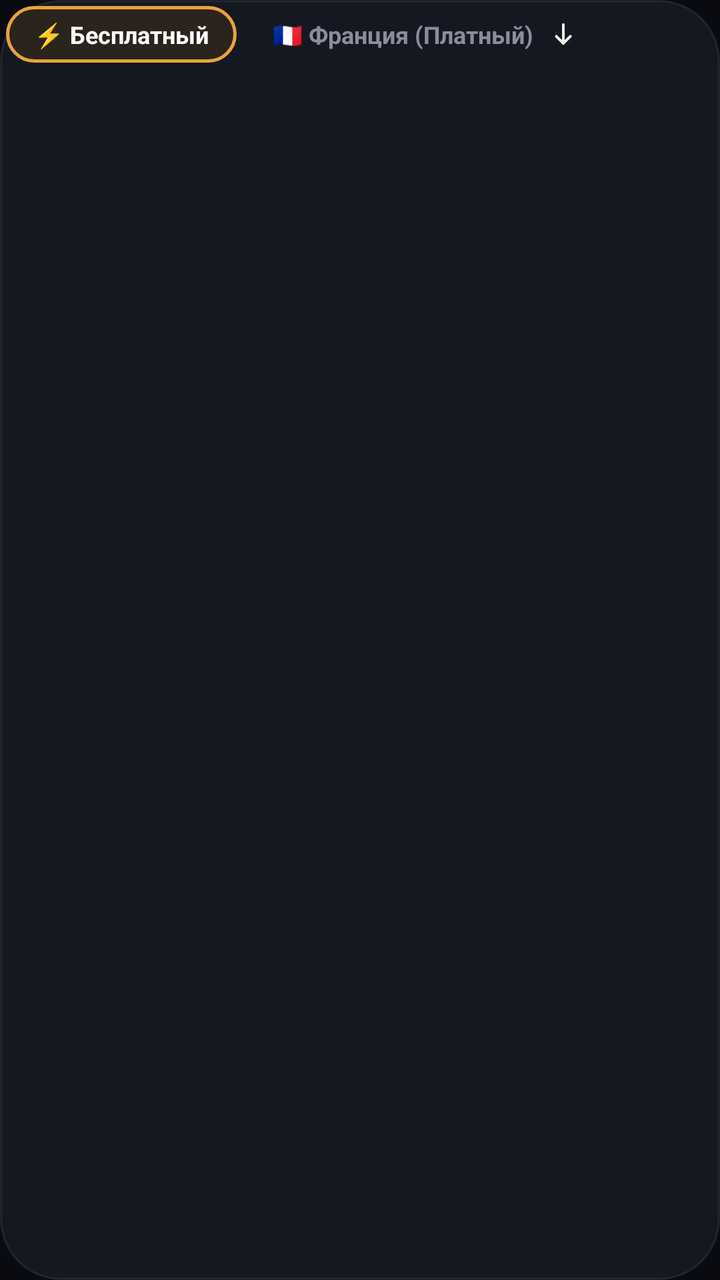
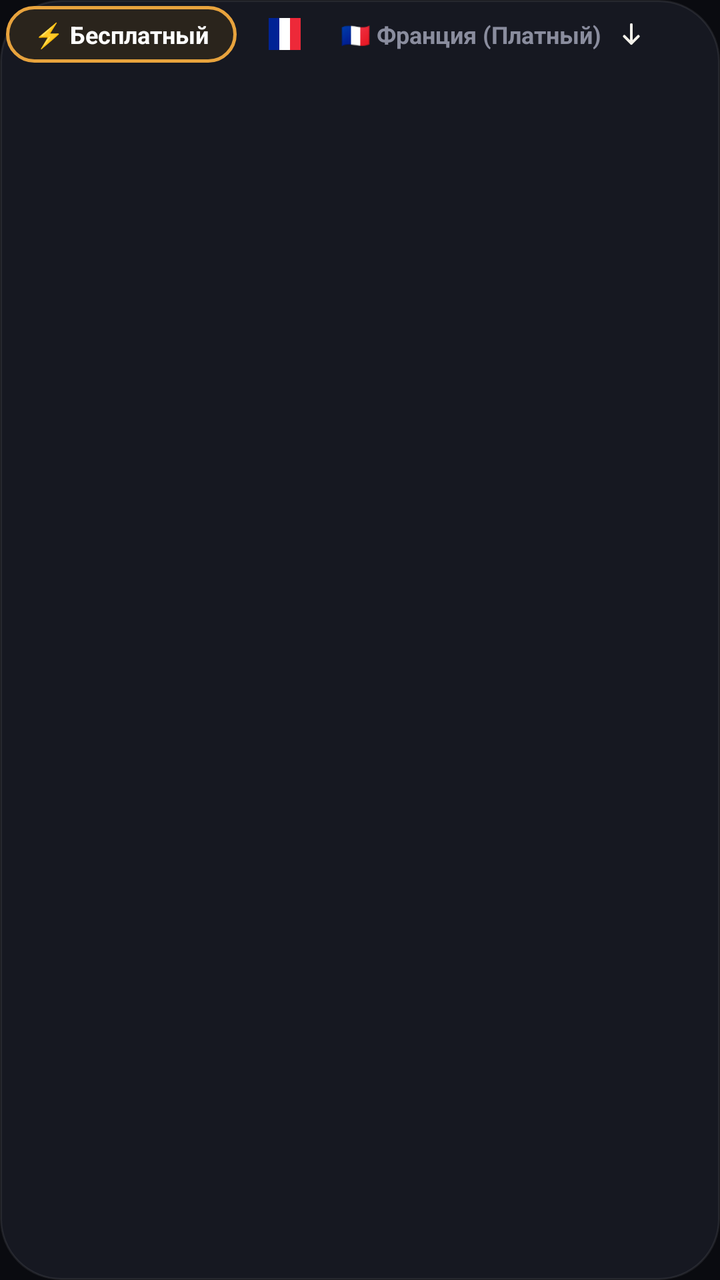

An Android layout rendered at two revisions. The XML below is the earlier revision; the diff shows what the commit changed to produce the second picture.
<!-- AndroidManifest.xml: application theme Theme.Mirage -->
<!-- res/layout/layout_server_plan.xml -->
<?xml version="1.0" encoding="utf-8"?>
<LinearLayout xmlns:android="http://schemas.android.com/apk/res/android"
    xmlns:app="http://schemas.android.com/apk/res-auto"
    android:layout_width="wrap_content"
    android:layout_height="wrap_content"
    android:layout_marginTop="12dp"
    android:background="@drawable/bg_pill"
    android:orientation="horizontal"
    android:padding="3dp">

    <TextView
        android:id="@+id/btnPlanFree"
        android:layout_width="wrap_content"
        android:layout_height="wrap_content"
        android:background="@drawable/bg_pill_active"
        android:clickable="true"
        android:focusable="true"
        android:paddingStart="14dp"
        android:paddingTop="6dp"
        android:paddingEnd="14dp"
        android:paddingBottom="6dp"
        android:text="@string/plan_free"
        android:textColor="#FFFFFF"
        android:textSize="12sp"
        android:textStyle="bold"
        android:maxLines="1"
        app:autoSizeTextType="uniform"
        app:autoSizeMinTextSize="9sp"
        app:autoSizeMaxTextSize="12sp"
        app:autoSizeStepGranularity="1sp" />

    <LinearLayout
        android:id="@+id/btnPlanFranceGroup"
        android:layout_width="wrap_content"
        android:layout_height="wrap_content"
        android:layout_marginStart="4dp"
        android:background="@android:color/transparent"
        android:clickable="true"
        android:focusable="true"
        android:gravity="center_vertical"
        android:orientation="horizontal">

        <TextView
            android:id="@+id/btnPlanFrance"
            android:layout_width="wrap_content"
            android:layout_height="wrap_content"
            android:background="@android:color/transparent"
            android:maxLines="1"
            android:paddingStart="14dp"
            android:paddingTop="6dp"
            android:paddingEnd="2dp"
            android:paddingBottom="6dp"
            android:text="@string/plan_france"
            android:textColor="@color/ink_soft"
            android:textSize="12sp"
            android:textStyle="bold"
            app:autoSizeTextType="uniform"
            app:autoSizeMinTextSize="9sp"
            app:autoSizeMaxTextSize="12sp"
            app:autoSizeStepGranularity="1sp" />

        <ImageView
            android:id="@+id/btnPaidServerChevron"
            android:layout_width="26dp"
            android:layout_height="26dp"
            android:layout_marginEnd="8dp"
            android:background="?android:attr/selectableItemBackgroundBorderless"
            android:clickable="true"
            android:contentDescription="@string/paid_server_picker_title"
            android:focusable="true"
            android:padding="6dp"
            android:src="@drawable/ic_arrow_down" />
    </LinearLayout>
</LinearLayout>
<!-- resources referenced by this layout -->
<resources>
  <color name="ink_soft">#8A8D9E</color>
  <!-- drawable bg_pill (drawable) -->
  <?xml version="1.0" encoding="utf-8"?>
  <shape xmlns:android="http://schemas.android.com/apk/res/android"
      android:shape="rectangle">
      <corners android:radius="30dp" />
      <solid android:color="@color/card" />
      <stroke
          android:width="1dp"
          android:color="@color/card_stroke" />
  </shape>
  <!-- drawable bg_pill_active (drawable) -->
  <?xml version="1.0" encoding="utf-8"?>
  <shape xmlns:android="http://schemas.android.com/apk/res/android"
      android:shape="rectangle">
      <corners android:radius="30dp" />
      <solid android:color="#2A241C" />
      <stroke
          android:width="1.5dp"
          android:color="#E8A33D" />
  </shape>
  <!-- drawable ic_arrow_down (drawable) -->
  <vector xmlns:android="http://schemas.android.com/apk/res/android"
      android:width="14dp"
      android:height="14dp"
      android:viewportWidth="24"
      android:viewportHeight="24">
      <path
          android:strokeColor="@color/ink"
          android:strokeWidth="2.4"
          android:strokeLineCap="round"
          android:strokeLineJoin="round"
          android:pathData="M12,4v16 M6,14l6,6l6,-6" />
  </vector>
  <string name="paid_server_picker_title">Платный сервер</string>
  <string name="plan_france">🇫🇷 Франция (Платный)</string>
  <string name="plan_free">⚡ Бесплатный</string>
  <style name="Theme.Mirage" parent="Theme.Material3.Dark.NoActionBar">
          <item name="android:windowBackground">@color/bg</item>
          <item name="android:statusBarColor">@color/bg</item>
          <item name="android:navigationBarColor">@color/bg</item>
          <item name="android:windowLightStatusBar">false</item>
          <item name="colorPrimary">@color/amber</item>
          <item name="colorSecondary">@color/amber_deep</item>
          <item name="colorSurface">@color/card</item>
          <item name="colorOnSurface">@color/ink</item>
      </style>
  <color name="card">#161821</color>
  <color name="card_stroke">#14FFFFFF</color>
  <color name="ink">#F3F1EA</color>
  <color name="bg">#0A0B10</color>
  <color name="amber">#E8A33D</color>
  <color name="amber_deep">#C9722A</color>
</resources>

<!-- the commit's change to res/layout/layout_server_plan.xml (unified diff, before → after) -->
@@ -40,6 +40,15 @@
         android:gravity="center_vertical"
         android:orientation="horizontal">
 
+        <ImageView
+            android:id="@+id/ivPaidNodeFlag"
+            android:layout_width="16dp"
+            android:layout_height="16dp"
+            android:layout_marginStart="12dp"
+            android:layout_marginEnd="6dp"
+            android:contentDescription="@null"
+            android:src="@drawable/ic_france" />
+
         <TextView
             android:id="@+id/btnPlanFrance"
             android:layout_width="wrap_content"
<!-- resource entries referenced after the edit -->
@@ -34,6 +34,23 @@
           android:strokeLineJoin="round"
           android:pathData="M12,4v16 M6,14l6,6l6,-6" />
   </vector>
+  <!-- drawable ic_france (drawable) -->
+  <?xml version="1.0" encoding="utf-8"?>
+  <vector xmlns:android="http://schemas.android.com/apk/res/android"
+      android:width="24dp"
+      android:height="24dp"
+      android:viewportWidth="24"
+      android:viewportHeight="24">
+      <path
+          android:fillColor="#002395"
+          android:pathData="M0,0h8v24h-8z" />
+      <path
+          android:fillColor="#FFFFFF"
+          android:pathData="M8,0h8v24h-8z" />
+      <path
+          android:fillColor="#ED2939"
+          android:pathData="M16,0h8v24h-8z" />
+  </vector>
   <string name="paid_server_picker_title">Платный сервер</string>
   <string name="plan_france">🇫🇷 Франция (Платный)</string>
   <string name="plan_free">⚡ Бесплатный</string>
